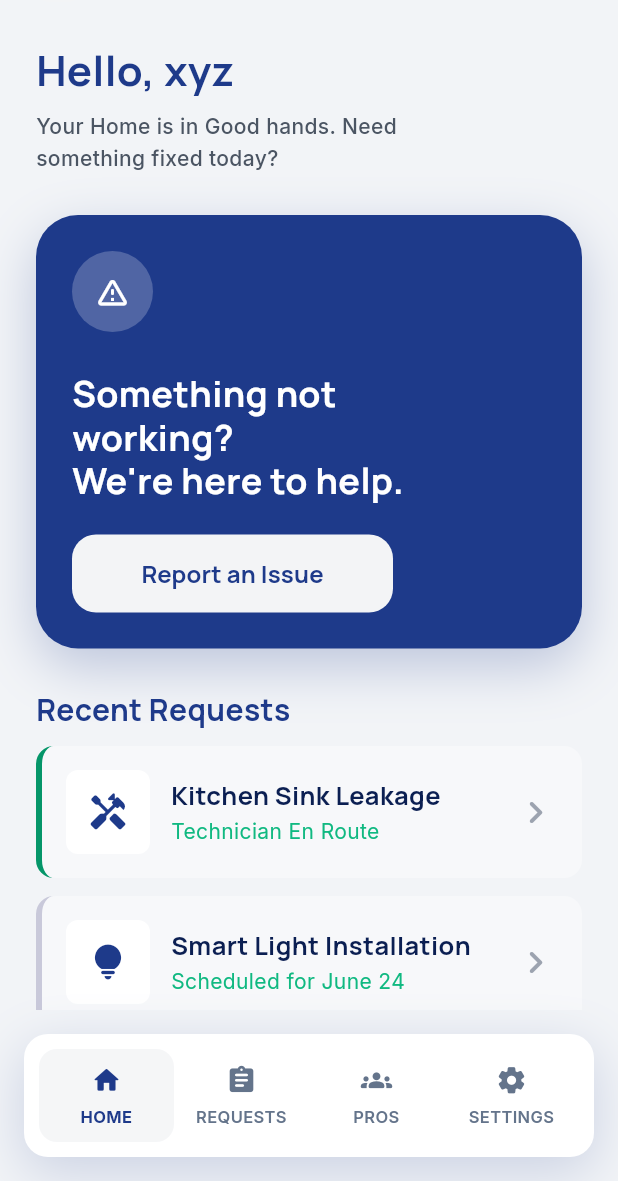
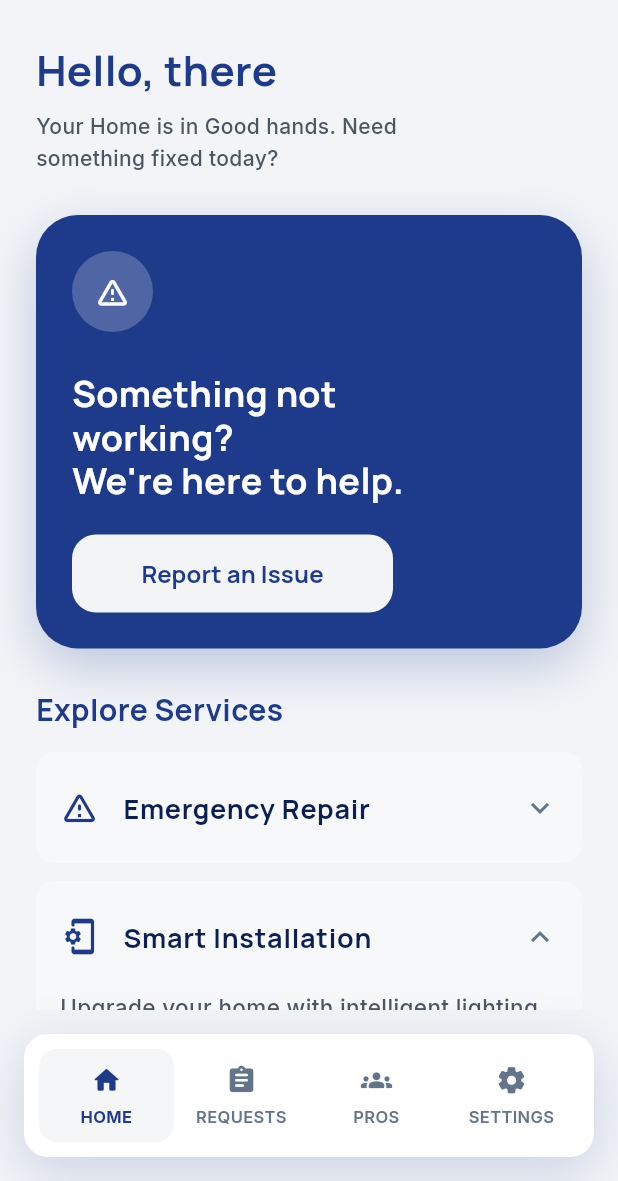
Before and after one commit to abbel97/Mobile-App-Project, a Flutter app: the CustomerDashboardScreen screen opened by its route, on a phone screen of 412 x 824 dp, the part 55-1236 px from its top. Run offline on Flutter 3.47's test engine with Material 3 defaults, Android fonts, the phone set to English and light mode, and no system bars; our stand-ins replace equatable, flutter_riverpod, go_router, google_fonts, shared_preferences, sqflite; accounts and stored records are empty; network calls fail.

Commit message:
Added customer side features

```diff
--- a/frontend/lib/features/customer/presentation/screens/customer_dashboard_screen.dart
+++ b/frontend/lib/features/customer/presentation/screens/customer_dashboard_screen.dart
@@ -1,17 +1,24 @@
 import 'package:flutter/material.dart';
+import 'package:flutter_riverpod/flutter_riverpod.dart';
 import 'package:go_router/go_router.dart';
 
 import '../../../../core/routing/app_routes.dart';
 import '../../../../core/theme/app_colors.dart';
 import '../../../../core/theme/app_radii.dart';
 import '../../../../core/theme/app_text_styles.dart';
+import '../../../auth/presentation/providers/auth_notifier.dart';
+import '../providers/service_request_notifier.dart';
 import '../widgets/customer_bottom_nav_bar.dart';
 
-class CustomerDashboardScreen extends StatelessWidget {
+class CustomerDashboardScreen extends ConsumerWidget {
   const CustomerDashboardScreen({super.key});
 
   @override
-  Widget build(BuildContext context) {
+  Widget build(BuildContext context, WidgetRef ref) {
+    final auth = ref.watch(authProvider);
+    final recentRequests = ref.watch(serviceRequestProvider).requests.take(2).toList();
+    final firstName = _firstName(auth.user?.name);
+
     return Scaffold(
       backgroundColor: AppColors.background,
       body: SafeArea(
@@ -26,7 +33,7 @@ class CustomerDashboardScreen extends StatelessWidget {
                     const _Header(),
                     const SizedBox(height: 28),
                     Text(
-                      'Hello, xyz',
+                      'Hello, $firstName',
                       style: AppTextStyles.titleLarge.copyWith(
                         fontSize: 28,
                         color: AppColors.primary,
@@ -41,9 +48,9 @@ class CustomerDashboardScreen extends StatelessWidget {
                     ),
                     const SizedBox(height: 28),
                     _EmergencyCard(
-                      onPressed: () =>
-                          context.push(AppRoutes.customerRequestSubmit),
+                      onPressed: () => context.push(AppRoutes.customerRequestSubmit),
                     ),
+                    if (recentRequests.isNotEmpty) ...[
                       const SizedBox(height: 28),
                       Text(
                         'Recent Requests',
@@ -53,21 +60,19 @@ class CustomerDashboardScreen extends StatelessWidget {
                         ),
                       ),
                       const SizedBox(height: 12),
+                      for (var i = 0; i < recentRequests.length; i++) ...[
                         _RequestPreviewCard(
-                      accentColor: AppColors.success,
+                          accentColor: recentRequests[i].isPending
+                              ? AppColors.success
+                              : AppColors.tertiary,
                           icon: Icons.handyman_rounded,
-                      title: 'Kitchen Sink Leakage',
-                      subtitle: 'Technician En Route',
+                          title: recentRequests[i].title,
+                          subtitle: recentRequests[i].status.toUpperCase(),
                           onTap: () => context.push(AppRoutes.customerRequests),
                         ),
-                    const SizedBox(height: 12),
-                    _RequestPreviewCard(
-                      accentColor: const Color(0xFFC9C9DA),
-                      icon: Icons.lightbulb_rounded,
-                      title: 'Smart Light Installation',
-                      subtitle: 'Scheduled for June 24',
-                      onTap: () => context.go(AppRoutes.customerRequests),
-                    ),
+                        if (i < recentRequests.length - 1) const SizedBox(height: 12),
+                      ],
+                    ],
                     const SizedBox(height: 28),
                     Text(
                       'Explore Services',
@@ -114,7 +119,7 @@ class CustomerDashboardScreen extends StatelessWidget {
                     context.push(AppRoutes.customerRequests);
                     break;
                   case 2:
-                    context.push(AppRoutes.professionalsList);
+                    context.push(AppRoutes.customerProfessionalsList);
                     break;
                   case 3:
                     context.push(AppRoutes.customerSettings);
@@ -127,6 +132,12 @@ class CustomerDashboardScreen extends StatelessWidget {
       ),
     );
   }
+}
+
+String _firstName(String? name) {
+  final value = name?.trim() ?? '';
+  if (value.isEmpty) return 'there';
+  return value.split(RegExp(r'\s+')).first;
 }
 
 class _Header extends StatelessWidget {
--- a/frontend/lib/features/customer/presentation/screens/recent_requests_screen.dart
+++ b/frontend/lib/features/customer/presentation/screens/recent_requests_screen.dart
@@ -75,7 +75,7 @@ class RecentRequestsScreen extends ConsumerWidget {
               onTap: (index) {
                 switch (index) {
                   case 0: context.go(AppRoutes.customerDashboard); break;
-                  case 2: context.go(AppRoutes.professionalsList);  break;
+                  case 2: context.go(AppRoutes.customerProfessionalsList);  break;
                   case 3: context.go(AppRoutes.customerSettings);   break;
                 }
               },
--- a/frontend/lib/features/customer/presentation/screens/request_submission_screen.dart
+++ b/frontend/lib/features/customer/presentation/screens/request_submission_screen.dart
@@ -22,8 +22,8 @@ class _RequestSubmissionScreenState extends ConsumerState<RequestSubmissionScree
   final _issueTitleController = TextEditingController();
   final _descriptionController = TextEditingController();
   final _locationController = TextEditingController();
-  String _profession = 'Electrician';
-  String _urgency = 'URGENT';
+  String _profession = 'General Handyman';
+  String _urgency = 'REGULAR';
 
   final List<String> _professions = [
     'General Handyman',
@@ -306,7 +306,7 @@ class _RequestSubmissionScreenState extends ConsumerState<RequestSubmissionScree
                       final loc   = _locationController.text.trim();
                       if (title.isEmpty || desc.isEmpty || loc.isEmpty) {
                         ScaffoldMessenger.of(context).showSnackBar(
-                          const SnackBar(content: Text('Please fill in all required fields')));
+                          const SnackBar(content: Text('Please fill in all required fields'), backgroundColor: Colors.red));
                         return;
                       }
                       ref.read(serviceRequestProvider.notifier).createRequest(
```
Also changed, not shown: frontend/lib/features/customer/data/repositories/service_request_repository_impl.dart (+6 -6 lines), frontend/lib/features/customer/presentation/screens/customer_settings_screen.dart (+4 -7 lines). Lines whose indentation alone changed are shown as unchanged.
